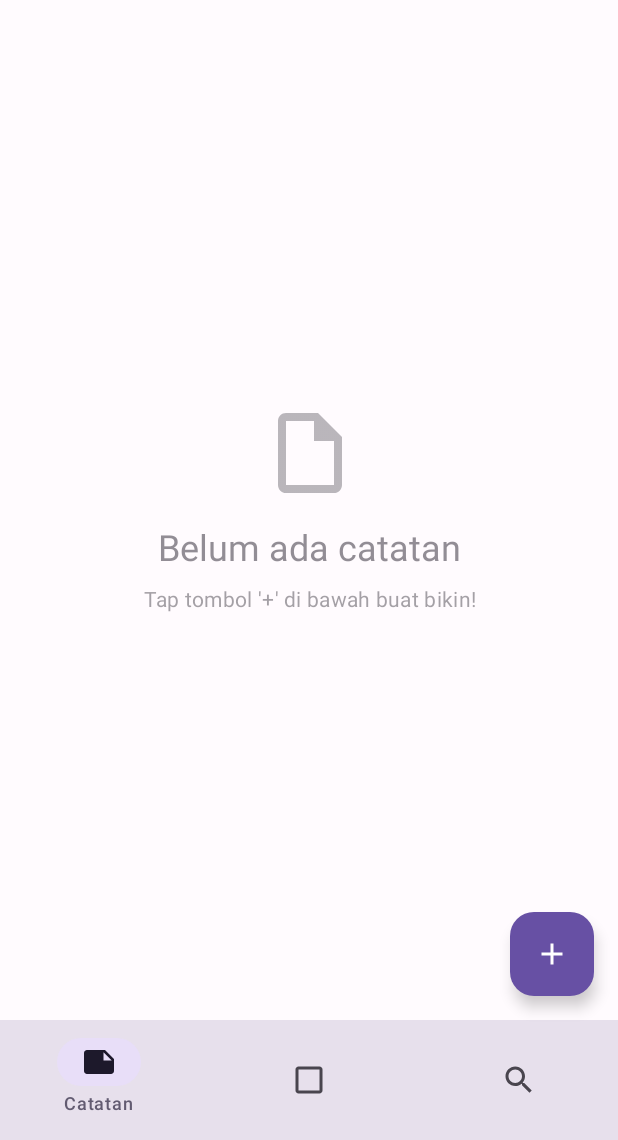
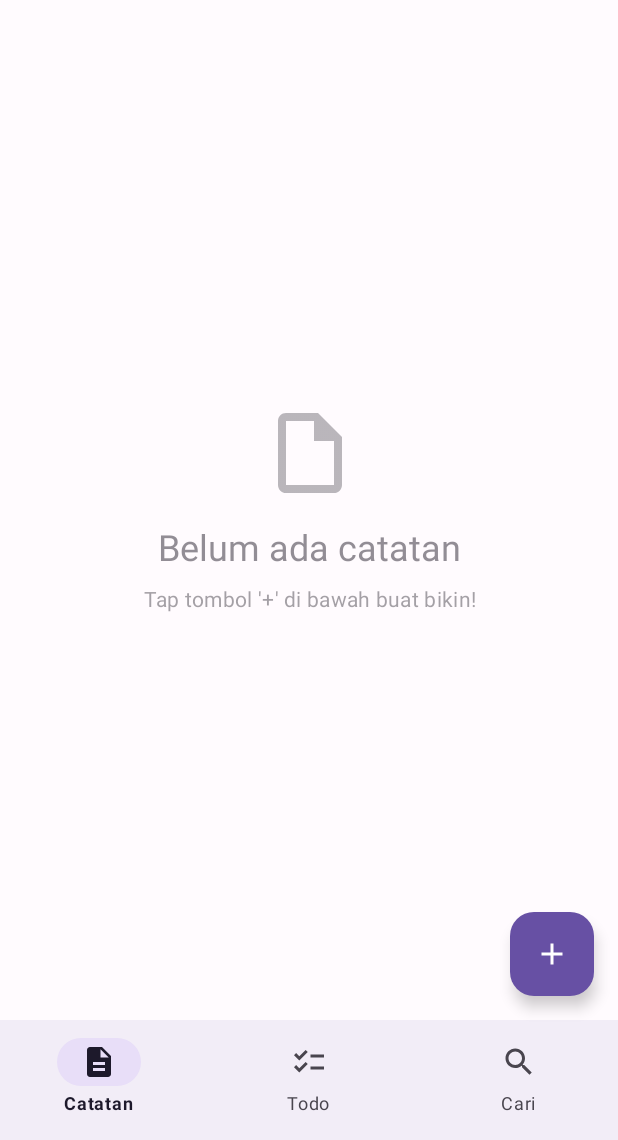
Before and after one commit to Nirune/Catetan, an Android app built with Jetpack Compose: the screen it shows after launch (MainActivity), on a phone screen of 412 x 824 dp, the part 96-1236 px from its top. Run offline under Robolectric (Android 15) with nearby library versions, the phone set to English and light mode, and no system bars; our stand-ins replace Room's generated code.

Commit message:
style(nav): refresh bottom bar and search cards with shorter transitions

```diff
--- a/app/src/main/java/com/example/notesapp/MainActivity.kt
+++ b/app/src/main/java/com/example/notesapp/MainActivity.kt
@@ -10,6 +10,9 @@ import androidx.activity.compose.setContent
 import androidx.activity.enableEdgeToEdge
 import androidx.activity.result.contract.ActivityResultContracts
 import androidx.activity.viewModels
+import androidx.compose.animation.fadeIn
+import androidx.compose.animation.fadeOut
+import androidx.compose.animation.core.tween
 import androidx.compose.foundation.layout.Arrangement
 import androidx.compose.foundation.layout.Box
 import androidx.compose.foundation.layout.fillMaxSize
@@ -20,13 +23,17 @@ import androidx.compose.foundation.layout.statusBarsPadding
 import androidx.compose.material.icons.Icons
 import androidx.compose.material.icons.filled.Add
 import androidx.compose.material.icons.filled.ArrowBack
-import androidx.compose.material.icons.filled.CheckBoxOutlineBlank
+import androidx.compose.material.icons.filled.Checklist
 import androidx.compose.material.icons.filled.Delete
-import androidx.compose.material.icons.filled.Note
+import androidx.compose.material.icons.filled.Description
 import androidx.compose.material.icons.filled.Search
 import androidx.compose.material.icons.filled.Settings
 import androidx.compose.material.icons.filled.Share
+import androidx.compose.material.icons.outlined.Checklist
+import androidx.compose.material.icons.outlined.Description
+import androidx.compose.material.icons.outlined.Search
 import androidx.compose.material3.*
+import androidx.compose.runtime.CompositionLocalProvider
 import androidx.compose.runtime.Composable
 import androidx.compose.runtime.collectAsState
 import androidx.compose.runtime.derivedStateOf
@@ -37,6 +44,8 @@ import androidx.compose.runtime.saveable.rememberSaveable
 import androidx.compose.runtime.setValue
 import androidx.compose.ui.Alignment
 import androidx.compose.ui.Modifier
+import androidx.compose.ui.platform.LocalDensity
+import androidx.compose.ui.unit.Density
 import androidx.navigation.compose.NavHost
 import androidx.navigation.compose.composable
 import androidx.navigation.compose.rememberNavController
@@ -58,6 +67,7 @@ import com.example.notesapp.presentation.viewmodel.SearchViewModel
 import com.example.notesapp.presentation.viewmodel.TodoViewModel
 import androidx.compose.ui.graphics.Color
 import androidx.compose.ui.text.font.FontWeight
+import androidx.compose.ui.text.style.TextOverflow
 import androidx.compose.ui.res.stringResource
 import androidx.compose.ui.unit.dp
 import androidx.compose.ui.unit.sp
@@ -187,29 +197,36 @@ fun NotesAppNavigation(
         bottomBar = {
             if (showBottomBar) {
                 NavigationBar(
-                    containerColor = MaterialTheme.colorScheme.surfaceVariant
+                    containerColor = MaterialTheme.colorScheme.surfaceColorAtElevation(3.dp)
                 ) {
                     val items = listOf(
                         NavigationBarItem(
-                            icon = { Icon(Icons.Default.Note, contentDescription = "Catatan") },
                             label = "Catatan",
-                            route = "notes"
+                            route = "notes",
+                            iconSelected = { Icon(Icons.Filled.Description, contentDescription = "Catatan") },
+                            iconUnselected = { Icon(Icons.Outlined.Description, contentDescription = "Catatan") }
                         ),
                         NavigationBarItem(
-                            icon = { Icon(Icons.Default.CheckBoxOutlineBlank, contentDescription = "Todo") },
                             label = "Todo",
-                            route = "todo"
+                            route = "todo",
+                            iconSelected = { Icon(Icons.Filled.Checklist, contentDescription = "Todo") },
+                            iconUnselected = { Icon(Icons.Outlined.Checklist, contentDescription = "Todo") }
                         ),
                         NavigationBarItem(
-                            icon = { Icon(Icons.Default.Search, contentDescription = "Cari") },
                             label = "Cari",
-                            route = "search"
+                            route = "search",
+                            iconSelected = { Icon(Icons.Filled.Search, contentDescription = "Cari") },
+                            iconUnselected = { Icon(Icons.Outlined.Search, contentDescription = "Cari") }
                         )
                     )
                     val currentRoute = navController.currentBackStackEntryAsState().value?.destination?.route ?: "notes"
+                    val clampedDensity = with(LocalDensity.current) {
+                        Density(density, fontScale.coerceAtMost(1.3f))
+                    }
                     items.forEach { item ->
+                        val selected = currentRoute == item.route
                         NavigationBarItem(
-                            selected = currentRoute == item.route,
+                            selected = selected,
                             onClick = {
                                 navController.navigate(item.route) {
                                     // Save/restore state when switching tabs
@@ -218,16 +235,40 @@ fun NotesAppNavigation(
                                     restoreState = true
                                 }
                             },
-                            icon = item.icon,
-                            label = { Text(item.label) },
-                            alwaysShowLabel = false
+                            icon = if (selected) item.iconSelected else item.iconUnselected,
+                            label = {
+                                CompositionLocalProvider(LocalDensity provides clampedDensity) {
+                                    Text(
+                                        text = item.label,
+                                        style = MaterialTheme.typography.labelMedium,
+                                        fontWeight = if (selected) FontWeight.Bold else FontWeight.Normal,
+                                        maxLines = 1,
+                                        overflow = TextOverflow.Ellipsis
+                                    )
+                                }
+                            },
+                            alwaysShowLabel = true,
+                            colors = NavigationBarItemDefaults.colors(
+                                selectedIconColor = MaterialTheme.colorScheme.onSecondaryContainer,
+                                selectedTextColor = MaterialTheme.colorScheme.onSecondaryContainer,
+                                indicatorColor = MaterialTheme.colorScheme.secondaryContainer,
+                                unselectedIconColor = MaterialTheme.colorScheme.onSurfaceVariant,
+                                unselectedTextColor = MaterialTheme.colorScheme.onSurfaceVariant
+                            )
                         )
                     }
                 }
             }
         }
     ) { innerPadding ->
-        NavHost(navController, startDestination = "notes") {
+        NavHost(
+            navController,
+            startDestination = "notes",
+            enterTransition = { fadeIn(animationSpec = tween(150)) },
+            exitTransition = { fadeOut(animationSpec = tween(100)) },
+            popEnterTransition = { fadeIn(animationSpec = tween(150)) },
+            popExitTransition = { fadeOut(animationSpec = tween(100)) }
+        ) {
             composable("notes") {
                 NoteListScreen(
                     viewModel = noteViewModel,
@@ -290,9 +331,10 @@ fun NotesAppNavigation(
 }
 
 private data class NavigationBarItem(
-    val icon: @Composable () -> Unit,
     val label: String,
-    val route: String
+    val route: String,
+    val iconSelected: @Composable () -> Unit,
+    val iconUnselected: @Composable () -> Unit
 )
 
 @Composable
```
Also changed, not shown: app/src/main/java/com/example/notesapp/presentation/ui/SearchScreen.kt (+22 -68 lines).
